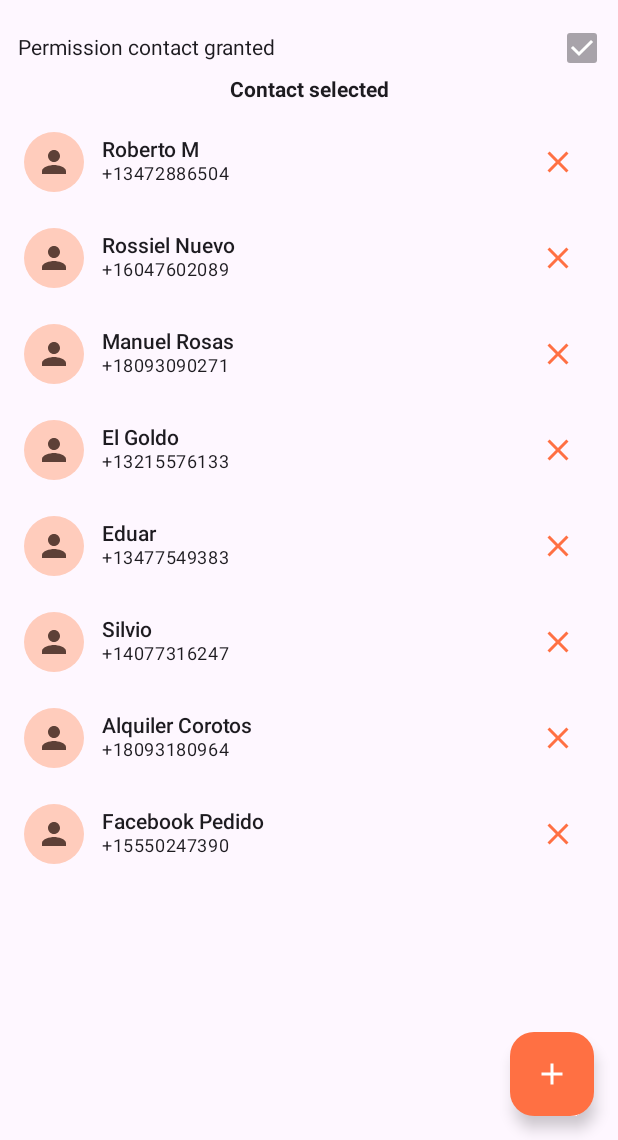
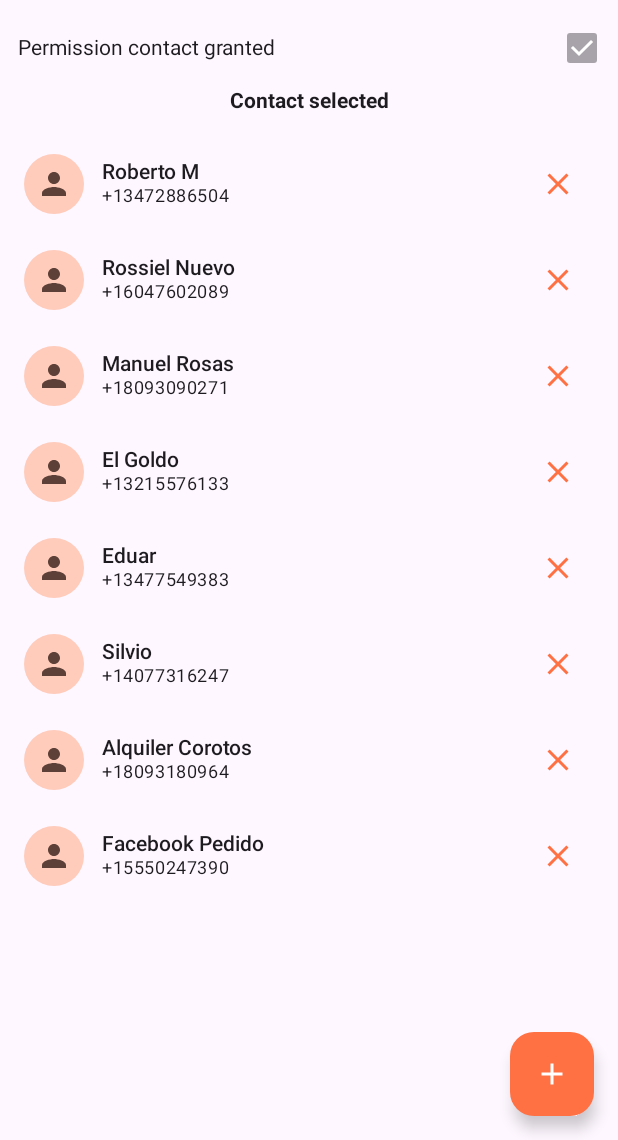
Before and after one commit to Alfonsina30/contact_compose_project, an Android app built with Jetpack Compose: the composable MainScreen called with sample values from the repository, on a phone screen of 412 x 824 dp, the part 96-1236 px from its top. Run offline under Robolectric (Android 15) with nearby library versions, the phone set to English and light mode, and no system bars.

Commit message:
Update MainScreen.kt

```diff
--- a/app/src/main/java/com/example/whatscontacts/view/MainScreen.kt
+++ b/app/src/main/java/com/example/whatscontacts/view/MainScreen.kt
@@ -64,7 +64,8 @@ fun MainScreen(
                 Text(
                     "Contact selected",
                     fontWeight = FontWeight.Bold,
-                    modifier = Modifier.align(Alignment.CenterHorizontally).padding(8.dp)
+                    modifier = Modifier.align(Alignment.CenterHorizontally)
+                        .padding(15.dp)
                 )
                 LazyColumn {
                     items(selected, key = { it.id }) { contact ->
```
